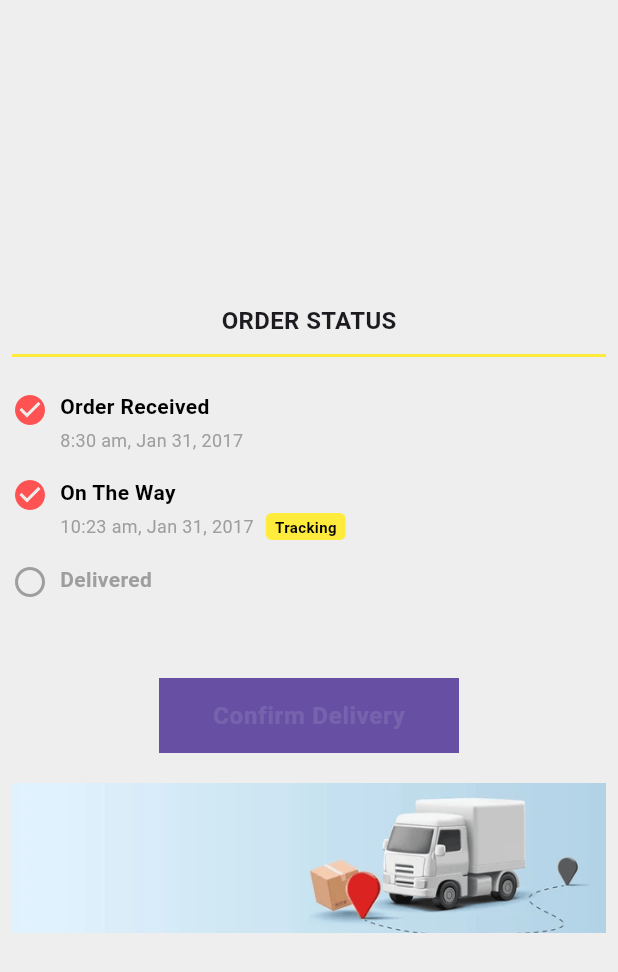
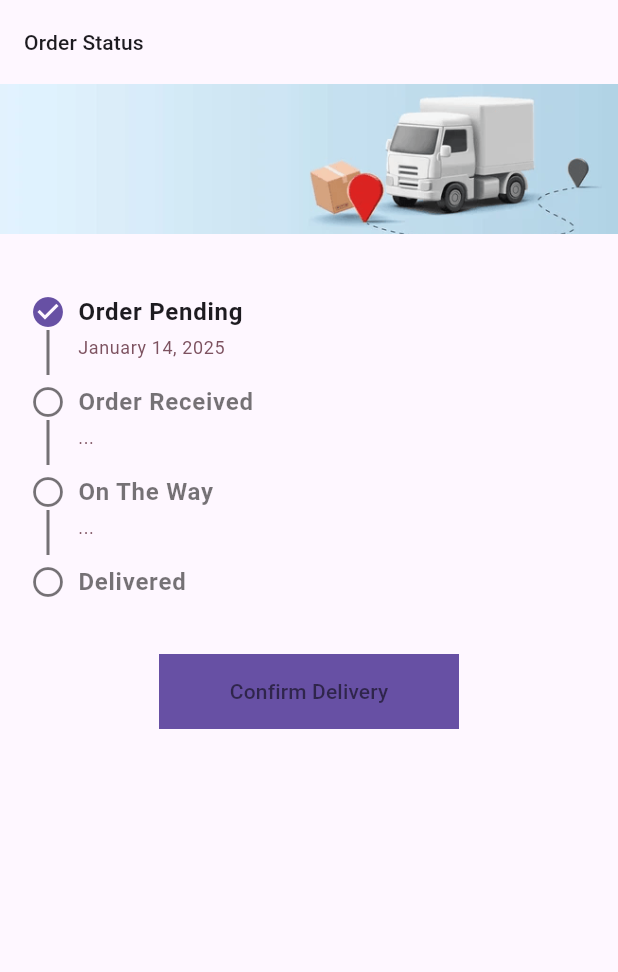
Before and after one commit to abdulawalarif/order_status, a Flutter app: the screen it shows after launch, on a phone screen of 412 x 824 dp. Shown: the top 972 px of the screen. Run offline on Flutter 3.47's test engine with Material 3 defaults, Android fonts, the phone set to English and light mode, and no system bars.

Commit message:
update widget and sdk

```diff
--- /dev/null
+++ b/lib/ order_status.dart
@@ -0,0 +1,126 @@
+import 'package:flutter/material.dart';
+import 'package:intl/intl.dart';
+import 'package:order_status/order_model.dart';
+import 'package:order_status/order_status_card.dart';
+
+class OrderStatus extends StatelessWidget {
+
+  const OrderStatus({
+    super.key,
+
+  });
+
+  @override
+  Widget build(BuildContext context) {
+    print(DateTime.now());
+    return _buildOrderStatusScreen(
+        context: context,
+        order: const OrdersModel(createdAt: '2025-01-14 12:47:27.447780', status: 'Pending', updatedAt: ''));
+  }
+}
+
+Widget _buildOrderStatusScreen(
+    {required BuildContext context, required OrdersModel order}) {
+  final theme = Theme.of(context);
+  final bool isDarkTheme = theme.brightness == Brightness.dark;
+
+  final isPending = order.status == 'Pending';
+  final isReceived = order.status == 'Received' ||
+      order.status == 'Confirmed' ||
+      order.status == 'Delivered';
+  final isOnTheWay = order.status == 'Confirmed' || order.status == 'Delivered';
+  final isDelivered = order.status == 'Delivered';
+
+  return Scaffold(
+        appBar: AppBar(
+          title: Text('Order Status', style: theme.textTheme.titleSmall),
+        ),
+        body: Column(
+          mainAxisSize: MainAxisSize.min,
+          children: [
+            SizedBox(
+              height: 100,
+              width: double.infinity,
+              child: ColorFiltered(
+                colorFilter: isDarkTheme
+                    ? const ColorFilter.mode(Colors.black54, BlendMode.darken)
+                    : const ColorFilter.mode(
+                        Colors.transparent, BlendMode.multiply),
+                child: Image.asset(
+                  'assets/order.png',
+                  fit: BoxFit.cover,
+                ),
+              ),
+            ),
+            Padding(
+                    padding: const EdgeInsets.all(20),
+                    child: Column(
+                      children: [
+                        const SizedBox(height: 4),
+                        const SizedBox(height: 16),
+                        OrderStatusCard(
+                          title: 'Order Pending',
+                          time: order.createdAt.formattedDate(),
+                          isCompleted: !isPending&&isReceived ||isPending,
+                        ),
+                        OrderStatusCard(
+                          title: 'Order Received',
+                          time:isReceived? order.createdAt.formattedDate():'...',
+                          isCompleted: isReceived,
+                        ),
+                        OrderStatusCard(
+                          title: 'On The Way',
+                          time: !isOnTheWay
+                              ? '...'
+                              : order.updatedAt.formattedDate(),
+                          isCompleted: isOnTheWay,
+                          showTracking: !isDelivered && isOnTheWay,
+                        ),
+                        OrderStatusCard(
+                          title: 'Delivered',
+                          isCompleted: isDelivered,
+                        ),
+                        const SizedBox(height: 20),
+                        SizedBox(
+                          height: 50,
+                          width: 200,
+                          child: Material(
+                            color: theme.primaryColor,
+                            child: InkWell(
+                              onTap: isDelivered
+                                  ? () async {
+                                   ///perform the operation you want upon order confirmation by users
+                                    }
+                                  : null,
+                              child: Center(
+                                child: Text(
+                                  'Confirm Delivery',
+                                  style: theme.textTheme.titleSmall!.copyWith(
+                                    color: isDelivered
+                                        ? Colors.white
+                                        : theme.unselectedWidgetColor,
+                                  ),
+                                ),
+                              ),
+                            ),
+                          ),
+                        ),
+                        const SizedBox(height: 20),
+                      ],
+                    ),
+                  ),
+          ],
+        ),
+      );
+}
+
+extension on String {
+  String formattedDate() {
+    try {
+      DateTime dateTime = DateTime.parse(this);
+      return DateFormat('MMMM d, y').format(dateTime);
+    } catch (e) {
+      return 'Invalid date';
+    }
+  }
+}
--- a/lib/ order_status_step.dart
+++ /dev/null
@@ -1,74 +0,0 @@
-import 'package:flutter/material.dart';
-
-class OrderStatusStep extends StatelessWidget {
-  final String title;
-  final String? time;
-  final bool isCompleted;
-  final bool showTracking;
-
-  const OrderStatusStep({
-    super.key,
-    required this.title,
-    this.time,
-    required this.isCompleted,
-    this.showTracking = false,
-  });
-
-  @override
-  Widget build(BuildContext context) {
-    return Row(
-      crossAxisAlignment: CrossAxisAlignment.start,
-      children: [
-        Icon(
-          isCompleted ? Icons.check_circle : Icons.radio_button_unchecked,
-          color: isCompleted ? Colors.redAccent : Colors.grey,
-        ),
-        const SizedBox(width: 8),
-        Expanded(
-          child: Column(
-            crossAxisAlignment: CrossAxisAlignment.start,
-            children: [
-              Text(
-                title,
-                style: TextStyle(
-                  fontWeight: FontWeight.bold,
-                  color: isCompleted ? Colors.black : Colors.grey,
-                ),
-              ),
-              if (time != null) ...[
-                const SizedBox(height: 4),
-                Row(
-                  children: [
-                    Text(
-                      time!,
-                      style: const TextStyle(color: Colors.grey, fontSize: 12),
-                    ),
-                    if (showTracking)
-                      Container(
-                        margin: const EdgeInsets.only(left: 8),
-                        padding: const EdgeInsets.symmetric(
-                            horizontal: 6, vertical: 2),
-                        decoration: BoxDecoration(
-                          color: Colors.yellow,
-                          borderRadius: BorderRadius.circular(4),
-                        ),
-                        child: const Text(
-                          'Tracking',
-                          style: TextStyle(
-                            color: Colors.black,
-                            fontSize: 10,
-                            fontWeight: FontWeight.bold,
-                          ),
-                        ),
-                      ),
-                  ],
-                ),
-              ],
-              const SizedBox(height: 16),
-            ],
-          ),
-        ),
-      ],
-    );
-  }
-}
--- a/lib/main.dart
+++ b/lib/main.dart
@@ -1,5 +1,5 @@
 import 'package:flutter/material.dart';
-import 'order_status_card.dart';
+import 'package:order_status/%20order_status.dart';
 
 void main() {
   runApp(const OrderStatusApp());
@@ -14,7 +14,7 @@
       home: Scaffold(
         backgroundColor: Colors.grey[200],
         body: const Center(
-          child: OrderStatusCard(),
+          child: OrderStatus(),
         ),
       ),
     );
--- /dev/null
+++ b/lib/order_model.dart
@@ -0,0 +1,12 @@
+/// a dummy order model to simulate
+class OrdersModel {
+  final String status;
+  final String createdAt;
+  final String updatedAt;
+
+  const OrdersModel({
+    required this.status,
+    required this.createdAt,
+    required this.updatedAt,
+  });
+}
--- a/lib/order_status_card.dart
+++ b/lib/order_status_card.dart
@@ -1,81 +1,87 @@
 import 'package:flutter/material.dart';
 
-import ' order_status_step.dart';
+class OrderStatusCard extends StatelessWidget {
+  final String title;
+  final String? time;
+  final bool isCompleted;
+  final bool showTracking;
+//  final bool isLast;
 
-class OrderStatusCard extends StatelessWidget {
-  const OrderStatusCard({super.key});
-  final bool isDelivered = false;
+  const OrderStatusCard({
+    super.key,
+    required this.title,
+    this.time,
+    required this.isCompleted,
+    this.showTracking = false,
+    //required this.isLast,
+  });
 
   @override
   Widget build(BuildContext context) {
-    return Padding(
-      padding: const EdgeInsets.all(8.0),
+    final theme = Theme.of(context);
+    return Row(
+      crossAxisAlignment: CrossAxisAlignment.start,
+      children: [
+        Column(
+          children: [
+            Icon(
+              isCompleted ? Icons.check_circle : Icons.radio_button_unchecked,
+              color: isCompleted
+                  ? theme.primaryColor
+                  : theme.unselectedWidgetColor,
+            ),
+            if (title != 'Delivered')
+              Container(
+                width: 2,
+                height: 30,
+                color: theme.unselectedWidgetColor,
+              ),
+          ],
+        ),
+        const SizedBox(width: 8),
+        Expanded(
           child: Column(
-        mainAxisSize: MainAxisSize.min,
+            crossAxisAlignment: CrossAxisAlignment.start,
             children: [
-          const Text(
-            'ORDER STATUS',
-            style: TextStyle(
+              Text(
+                title,
+                style: theme.textTheme.bodyLarge!.copyWith(
                   fontWeight: FontWeight.bold,
-              fontSize: 16,
+                  color: isCompleted
+                      ? theme.textTheme.bodyLarge!.color
+                      : theme.unselectedWidgetColor,
                 ),
               ),
+              if (time != null) ...[
                 const SizedBox(height: 4),
-          const Divider(color: Colors.yellow, thickness: 2),
+                Row(
+                  children: [
+                    Text(
+                      time!,
+                      style: theme.textTheme.bodySmall!
+                          .copyWith(color: theme.colorScheme.tertiary),
+                    ),
+                    if (showTracking)
+                      Container(
+                        margin: const EdgeInsets.only(left: 8),
+                        padding: const EdgeInsets.symmetric(
+                            horizontal: 6, vertical: 2),
+                        decoration: BoxDecoration(
+                          color: theme.colorScheme.secondary,
+                          borderRadius: BorderRadius.circular(4),
+                        ),
+                        child: Text('Tracking',
+                            style: theme.textTheme.labelSmall
+                                ?.copyWith(color: Colors.white)),
+                      ),
+                  ],
+                ),
+              ],
               const SizedBox(height: 16),
-          const OrderStatusStep(
-            title: 'Order Received',
-            time: '8:30 am, Jan 31, 2017',
-            isCompleted: true,
-          ),
-          const OrderStatusStep(
-            title: 'On The Way',
-            time: '10:23 am, Jan 31, 2017',
-            isCompleted: true,
-            showTracking: true,
-          ),
-          OrderStatusStep(
-            title: 'Delivered',
-            isCompleted: isDelivered,
-          ),
-          const SizedBox(height: 20),
-          const SizedBox(height: 20),
-          SizedBox(
-            height: 50,
-            width: 200,
-            child: Material(
-              color: Theme.of(context).primaryColor,
-              child: InkWell(
-                onTap: isDelivered
-                    ? () {}
-                    : () {
-                        // sending received status to datbase for this oeder
-                      },
-                child: Center(
-                  child: Text(
-                    'Confirm Delivery',
-                    style: TextStyle(
-                      color: isDelivered ? Colors.white : Colors.white10,
-                      fontSize: 16,
-                      fontWeight: FontWeight.w600,
-                      letterSpacing: 0.5,
-                    ),
-                  ),
-                ),
-              ),
-            ),
-          ),
-          const SizedBox(height: 20),
-          SizedBox(
-            height: 100,
-            width: double.infinity,
-            child: Image.asset(
-              'assets/order.png',
-              fit: BoxFit.cover,
+            ],
           ),
         ),
       ],
-      ),
     );
   }
 }
--- a/pubspec.yaml
+++ b/pubspec.yaml
@@ -3,11 +3,12 @@ description: "A new Flutter project."
 publish_to: 'none'
 version: 1.0.0+1
 environment:
-  sdk: ^3.5.3
+  sdk: ^3.6.0
 dependencies:
   flutter:
     sdk: flutter
   cupertino_icons: ^1.0.8
+  intl: ^0.20.1
 dev_dependencies:
   flutter_test:
     sdk: flutter
```
Also changed, not shown: pubspec.lock, 1 other file. Lines whose indentation alone changed are shown as unchanged.
